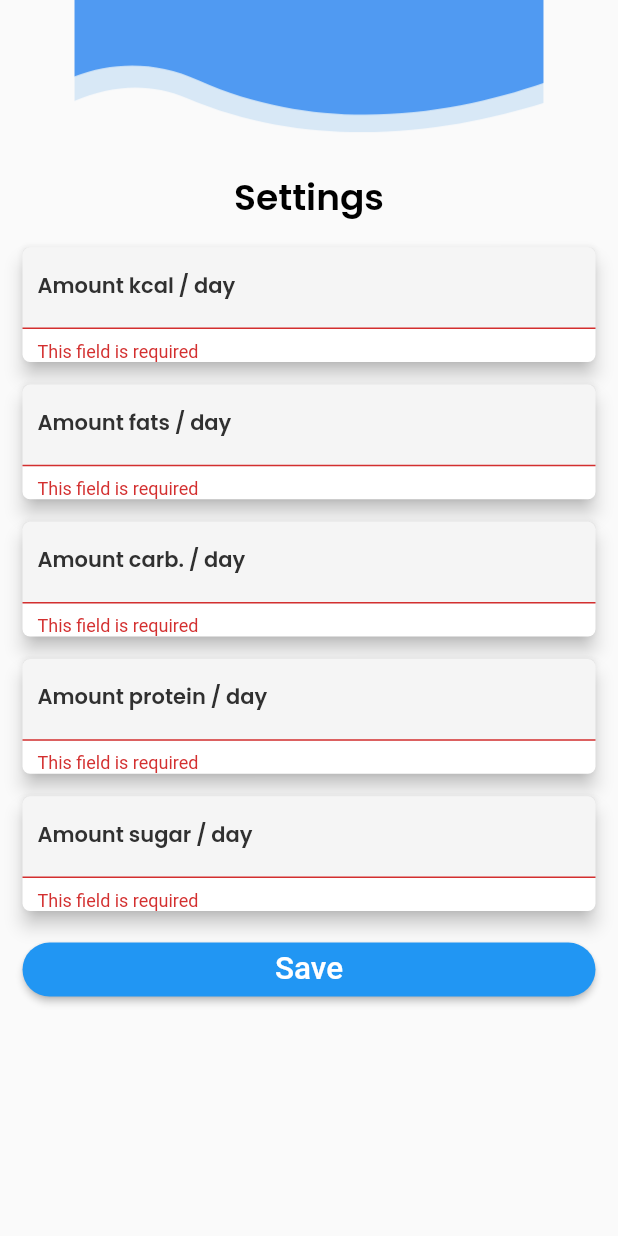
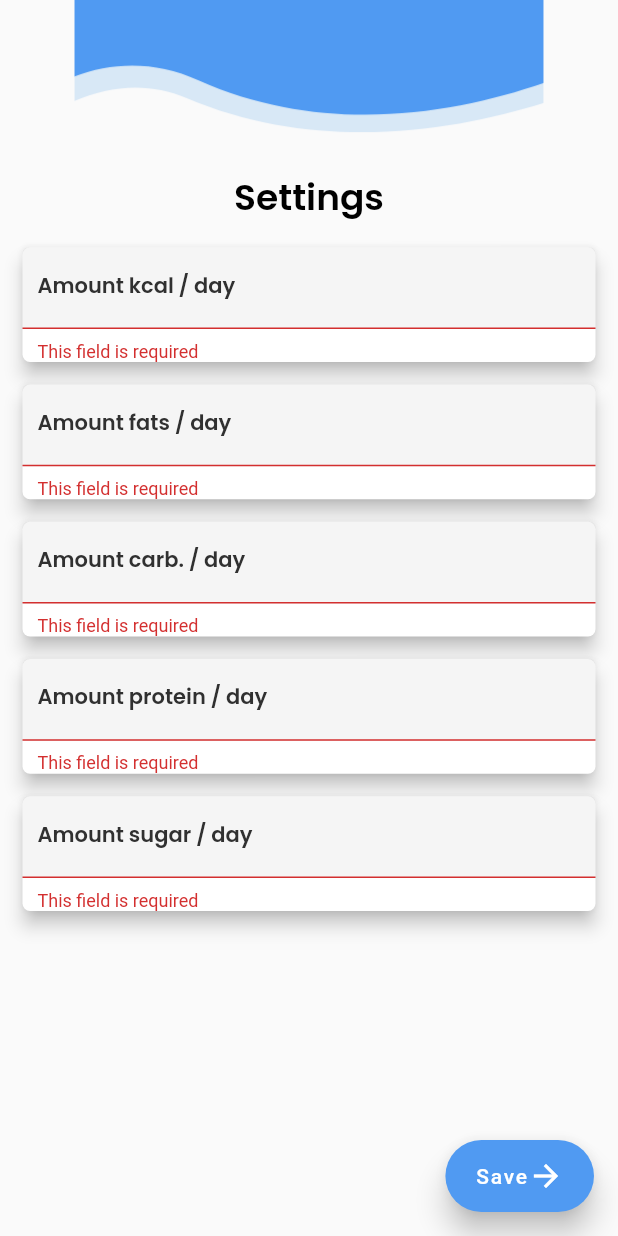
Before and after one commit to OstapFilipenko/Foody, a Flutter app: the AddSettingsAtBeginning screen opened directly, after a tap on "Save", on a phone screen of 412 x 824 dp. Run offline on Flutter 3.47's test engine with Material 2 defaults, Android fonts, the phone set to English and light mode, and no system bars; our stand-ins replace auto_size_text, built_collection, built_value, cloud_firestore, easy_localization, firebase_core and 9 more; missing offline and left inert: flutter_share, gx_file_picker, scan; accounts and stored records are empty; generated files the repository leaves out were written again.

Commit message:
added new translation, made text fields a little bit more secure

```diff
--- a/assets/translations/de.json
+++ b/assets/translations/de.json
@@ -30,5 +30,6 @@
     "popUpAnswerNo": "Nein",
     "search": "Suchen",
     "emptyBarcodeField": "Bitte geben Sie einen Barcode ein!",
-    "shortBarcodeField": "Geben Sie mindestens 2 Zeichen ein!"
+    "shortBarcodeField": "Geben Sie mindestens 2 Zeichen ein!",
+    "onlyNumbers": "Bitte nur Zahlen eingeben"
 }
--- a/assets/translations/en.json
+++ b/assets/translations/en.json
@@ -30,5 +30,6 @@
     "popUpAnswerNo": "No",
     "search": "Search",
     "emptyBarcodeField": "Please enter a barcode number!",
-    "shortBarcodeField": "Requires at least 2 characters!"
+    "shortBarcodeField": "Requires at least 2 characters!",
+    "onlyNumbers": "Only numbers allowed"
 }
--- a/lib/main.dart
+++ b/lib/main.dart
@@ -117,6 +117,45 @@ class _AddSettingsAtBeginningState extends State<AddSettingsAtBeginning> {
     return Form(
         key: formKey,
         child: Scaffold(
+          floatingActionButtonLocation: FloatingActionButtonLocation.endFloat,
+          floatingActionButton: FloatingActionButton.extended(
+            heroTag: 'fab',
+            label: Row(
+              children: [
+                Text(LocaleKeys.save.tr()),
+                Icon(
+                  Icons.arrow_forward_outlined,
+                  color: Colors.white,
+                  size: 24,
+                ),
+              ],
+            ),
+            onPressed: () async {
+              if (!formKey.currentState.validate()) {
+                return;
+              }
+              //Updating the values in the local db
+              await db.updateKcal(double.parse(kcalController.text));
+              await db.updateFats(double.parse(fatsController.text));
+              await db.updateCarbohydrates(
+                  double.parse(carbohydratesController.text));
+              await db.updateProtein(double.parse(proteinController.text));
+              await db.updateSugar(double.parse(sugarController.text));
+
+              print('asdfasdfasdf');
+
+              await Navigator.push(
+                  context,
+                  PageTransition(
+                    type: PageTransitionType.leftToRight,
+                    duration: Duration(milliseconds: 300),
+                    reverseDuration: Duration(milliseconds: 300),
+                    child: NavBarPage(initialPage: 'HomePage'),
+                  ));
+            },
+            backgroundColor: FlutterFlowTheme.primaryColor,
+            elevation: 8,
+          ),
           appBar: PreferredSize(
             preferredSize:
                 Size.fromHeight(MediaQuery.of(context).size.height * 0.12),
@@ -180,40 +219,6 @@ class _AddSettingsAtBeginningState extends State<AddSettingsAtBeginning> {
                 textController: sugarController,
                 hintText: LocaleKeys.amountSugar.tr(),
                 number: true,
-              ),
-              Padding(
-                padding: EdgeInsets.fromLTRB(0, 15, 0, 0),
-                child: ElevatedButton(
-                  onPressed: () async {
-                    if (!formKey.currentState.validate()) {
-                      return;
-                    }
-                    //Updating the values in the local db
-                    await db.updateKcal(double.parse(kcalController.text));
-                    await db.updateFats(double.parse(fatsController.text));
-                    await db.updateCarbohydrates(
-                        double.parse(carbohydratesController.text));
-                    await db
-                        .updateProtein(double.parse(proteinController.text));
-                    await db.updateSugar(double.parse(sugarController.text));
-
-                    print('asdfasdfasdf');
-
-                    await Navigator.push(
-                        context,
-                        PageTransition(
-                          type: PageTransitionType.leftToRight,
-                          duration: Duration(milliseconds: 300),
-                          reverseDuration: Duration(milliseconds: 300),
-                          child: NavBarPage(initialPage: 'HomePage'),
-                        ));
-                  },
-                  child: Text(
-                    LocaleKeys.save.tr(),
-                    style: TextStyle(color: Colors.white, fontSize: 21),
-                  ),
-                  style: ElevatedButton.styleFrom(shape: StadiumBorder()),
-                ),
               ),
             ],
           )),
--- a/lib/widgets/ProductTextField.dart
+++ b/lib/widgets/ProductTextField.dart
@@ -1,4 +1,5 @@
 import 'package:flutter/material.dart';
+import 'package:flutter/services.dart';
 import 'package:foody/flutter_flow/flutter_flow_theme.dart';
 import 'package:easy_localization/easy_localization.dart';
 import 'package:foody/translations/locale_keys.g.dart';
@@ -52,8 +53,11 @@ class ProductTextField extends StatelessWidget {
             textAlign: TextAlign.start,
             maxLines: 1,
             keyboardType:
-                this.number ? TextInputType.number : TextInputType.text,
+                this.number == true ? TextInputType.number : TextInputType.text,
             validator: (val) {
+              if(this.number && RegExp(r'[a-z]').hasMatch(val)) {
+                return LocaleKeys.onlyNumbers.tr();
+              }
               if (val.isEmpty) {
                 return LocaleKeys.required.tr();
               }
```
Also changed, not shown: lib/scan_product_page/scan_product_page_widget.dart (+16 -8 lines), lib/translations/codegen_loader.g.dart, lib/translations/locale_keys.g.dart.
